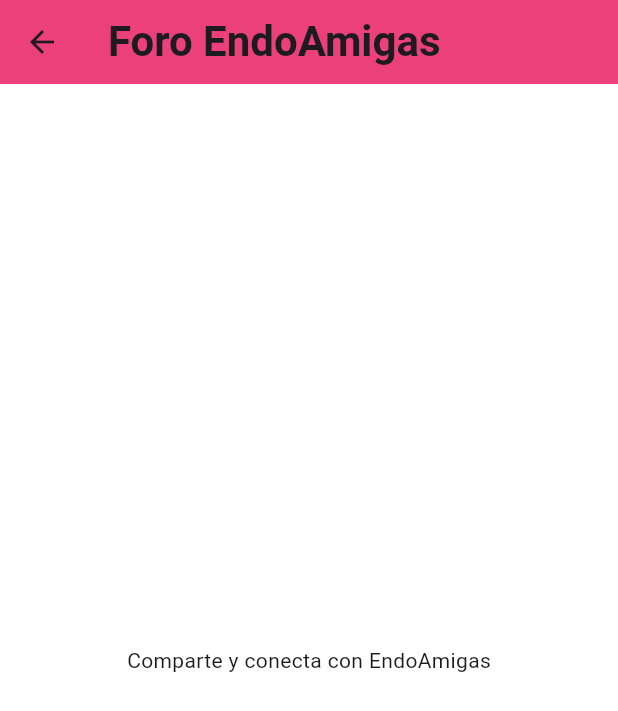
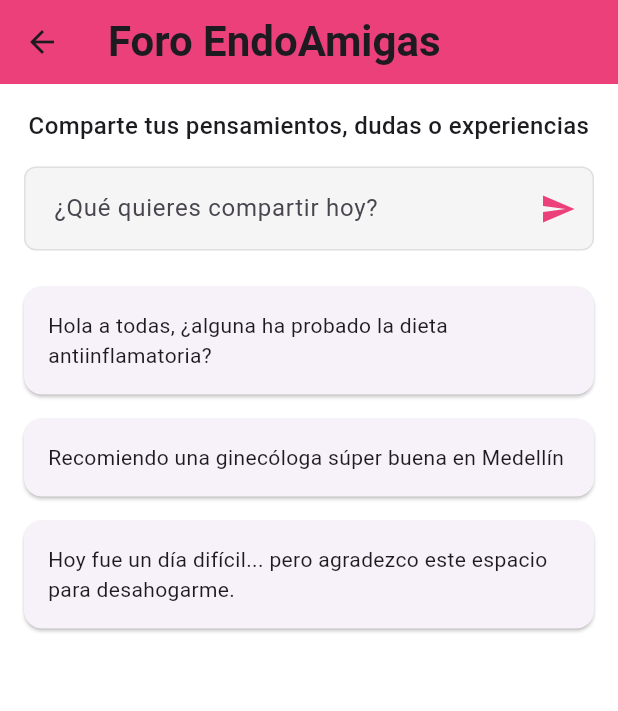
Before and after one commit to NattNat24/App-flutter-Final, a Flutter app: the ForoEndoAmigasScreen screen opened directly, on a phone screen of 412 x 824 dp. Shown: the top 711 px of the screen. Run offline on Flutter 3.47's test engine with Material 3 defaults, Android fonts, the phone set to English and light mode, and no system bars; our stand-ins replace cloud_firestore, firebase_auth, firebase_core, firebase_crashlytics, flutter_svg, table_calendar; accounts and stored records are empty; Roboto replaces fonts that are missing (Arial).

Commit message:
Actualización de pantallas ForoEndoAmigas y LeyEndometriosis

```diff
--- a/lib/foro_endoamigas.dart
+++ b/lib/foro_endoamigas.dart
@@ -1,11 +1,74 @@
 import 'package:flutter/material.dart';
+
 class ForoEndoAmigasScreen extends StatelessWidget {
+  final TextEditingController _postController = TextEditingController();
+
   @override
   Widget build(BuildContext context) {
     return Scaffold(
-      appBar: AppBar(title: Text('Foro EndoAmigas'), backgroundColor: Color(0xFFEC407A)),
-      body: Center(
-        child: Text('Comparte y conecta con EndoAmigas'),
+      appBar: AppBar(
+        title: Text('Foro EndoAmigas'),
+        backgroundColor: Color(0xFFEC407A),
+      ),
+      body: Column(
+        crossAxisAlignment: CrossAxisAlignment.stretch,
+        children: [
+          // Mensaje de bienvenida
+          Padding(
+            padding: const EdgeInsets.all(16.0),
+            child: Text(
+              'Comparte tus pensamientos, dudas o experiencias',
+              style: TextStyle(fontSize: 16, fontWeight: FontWeight.w500),
+              textAlign: TextAlign.center,
+            ),
+          ),
+
+          // Caja para escribir un nuevo post
+          Padding(
+            padding: const EdgeInsets.symmetric(horizontal: 16.0),
+            child: TextField(
+              controller: _postController,
+              decoration: InputDecoration(
+                hintText: '¿Qué quieres compartir hoy?',
+                border: OutlineInputBorder(),
+                suffixIcon: IconButton(
+                  icon: Icon(Icons.send, color: Color(0xFFEC407A)),
+                  onPressed: () {
+                    //parte santi solicitud post
+                    print('Mensaje enviado: ${_postController.text}');
+                    _postController.clear();
+                  },
+                ),
+              ),
+              maxLines: null,
+            ),
+          ),
+
+          SizedBox(height: 16),
+
+
+          Expanded(
+            child: ListView(
+              padding: const EdgeInsets.symmetric(horizontal: 16),
+              children: [
+                _buildPostCard('Hola a todas, ¿alguna ha probado la dieta antiinflamatoria?'),
+                _buildPostCard('Recomiendo una ginecóloga súper buena en Medellín'),
+                _buildPostCard('Hoy fue un día difícil... pero agradezco este espacio para desahogarme.'),
+              ],
+            ),
+          ),
+        ],
+      ),
+    );
+  }
+
+  Widget _buildPostCard(String text) {
+    return Card(
+      margin: const EdgeInsets.symmetric(vertical: 8),
+      shape: RoundedRectangleBorder(borderRadius: BorderRadius.circular(12)),
+      child: Padding(
+        padding: const EdgeInsets.all(16),
+        child: Text(text),
       ),
     );
   }
```
Also changed, not shown: lib/ley_endometriosis.dart (+50 -3 lines).
